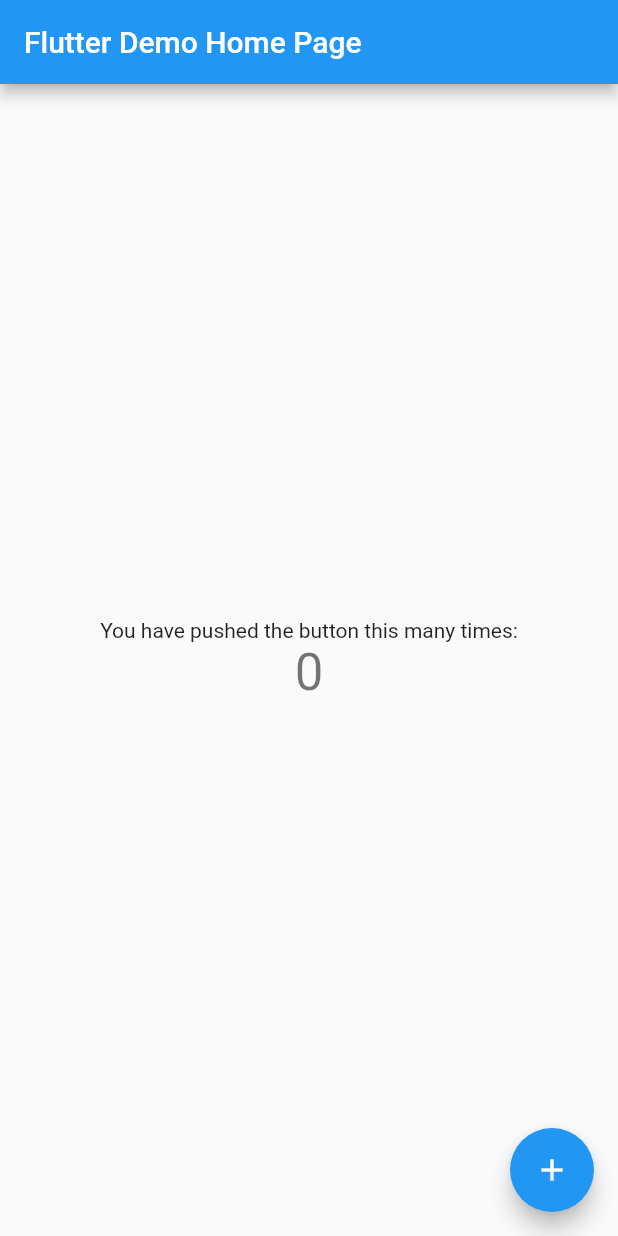
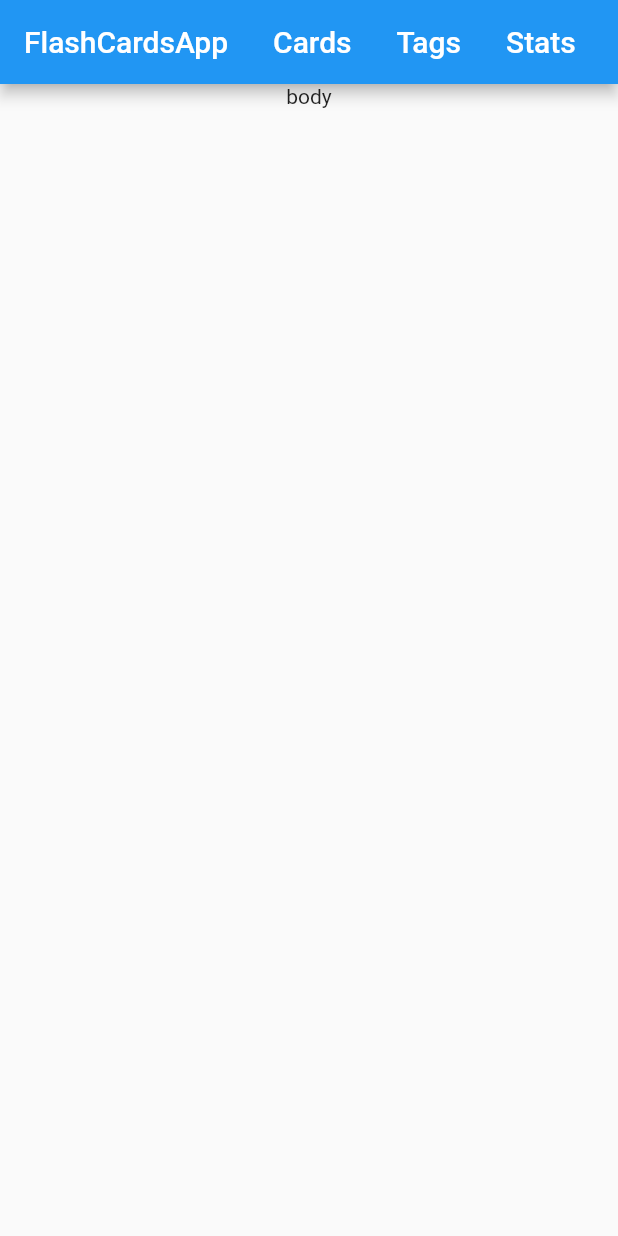
Before and after one commit to yakampe/flashcards, a Flutter app: the screen it shows after launch, on a phone screen of 412 x 824 dp. Run offline on Flutter 3.47's test engine with Material 2 defaults, Android fonts, the phone set to English and light mode, and no system bars.

Commit message:
frontend: appbar actions template

```diff
--- a/frontend/lib/main.dart
+++ b/frontend/lib/main.dart
@@ -1,4 +1,5 @@
 import 'package:flutter/material.dart';
+import 'package:frontend/screens/main_page.dart';
 
 void main() {
   runApp(const MyApp());
@@ -11,105 +12,11 @@
   @override
   Widget build(BuildContext context) {
     return MaterialApp(
-      title: 'Flutter Demos',
+      title: 'Flash Card App',
       theme: ThemeData(
-        // This is the theme of your application.
-        //
-        // Try running your application with "flutter run". You'll see the
-        // application has a blue toolbar. Then, without quitting the app, try
-        // changing the primarySwatch below to Colors.green and then invoke
-        // "hot reload" (press "r" in the console where you ran "flutter run",
-        // or simply save your changes to "hot reload" in a Flutter IDE).
-        // Notice that the counter didn't reset back to zero; the application
-        // is not restarted.
         primarySwatch: Colors.blue,
       ),
-      home: const MyHomePage(title: 'Flutter Demo Home Page'),
+      home: const MainPage()
     );
   }
 }
-
-class MyHomePage extends StatefulWidget {
-  const MyHomePage({Key? key, required this.title}) : super(key: key);
-
-  // This widget is the home page of your application. It is stateful, meaning
-  // that it has a State object (defined below) that contains fields that affect
-  // how it looks.
-
-  // This class is the configuration for the state. It holds the values (in this
-  // case the title) provided by the parent (in this case the App widget) and
-  // used by the build method of the State. Fields in a Widget subclass are
-  // always marked "final".
-
-  final String title;
-
-  @override
-  State<MyHomePage> createState() => _MyHomePageState();
-}
-
-class _MyHomePageState extends State<MyHomePage> {
-  int _counter = 0;
-
-  void _incrementCounter() {
-    setState(() {
-      // This call to setState tells the Flutter framework that something has
-      // changed in this State, which causes it to rerun the build method below
-      // so that the display can reflect the updated values. If we changed
-      // _counter without calling setState(), then the build method would not be
-      // called again, and so nothing would appear to happen.
-      _counter++;
-    });
-  }
-
-  @override
-  Widget build(BuildContext context) {
-    // This method is rerun every time setState is called, for instance as done
-    // by the _incrementCounter method above.
-    //
-    // The Flutter framework has been optimized to make rerunning build methods
-    // fast, so that you can just rebuild anything that needs updating rather
-    // than having to individually change instances of widgets.
-    return Scaffold(
-      appBar: AppBar(
-        // Here we take the value from the MyHomePage object that was created by
-        // the App.build method, and use it to set our appbar title.
-        title: Text(widget.title),
-      ),
-      body: Center(
-        // Center is a layout widget. It takes a single child and positions it
-        // in the middle of the parent.
-        child: Column(
-          // Column is also a layout widget. It takes a list of children and
-          // arranges them vertically. By default, it sizes itself to fit its
-          // children horizontally, and tries to be as tall as its parent.
-          //
-          // Invoke "debug painting" (press "p" in the console, choose the
-          // "Toggle Debug Paint" action from the Flutter Inspector in Android
-          // Studio, or the "Toggle Debug Paint" command in Visual Studio Code)
-          // to see the wireframe for each widget.
-          //
-          // Column has various properties to control how it sizes itself and
-          // how it positions its children. Here we use mainAxisAlignment to
-          // center the children vertically; the main axis here is the vertical
-          // axis because Columns are vertical (the cross axis would be
-          // horizontal).
-          mainAxisAlignment: MainAxisAlignment.center,
-          children: <Widget>[
-            const Text(
-              'You have pushed the button this many times:',
-            ),
-            Text(
-              '$_counter',
-              style: Theme.of(context).textTheme.headline4,
-            ),
-          ],
-        ),
-      ),
-      floatingActionButton: FloatingActionButton(
-        onPressed: _incrementCounter,
-        tooltip: 'Increment',
-        child: const Icon(Icons.add),
-      ), // This trailing comma makes auto-formatting nicer for build methods.
-    );
-  }
-}
--- /dev/null
+++ b/frontend/lib/screens/main_page.dart
@@ -0,0 +1,20 @@
+import 'package:flutter/material.dart';
+
+import '../widgets/app_bar_actions.dart';
+class MainPage extends StatelessWidget {
+  const MainPage({Key? key}) : super(key: key);
+
+  @override
+  Widget build(BuildContext context) {
+    return Scaffold(
+      appBar: AppBar(
+        title: const AppBarActions(),
+      ),
+      body: Center(
+        child: Column(
+          children: const [Text('body')],
+        ),
+      ),
+    );
+  }
+}
--- /dev/null
+++ b/frontend/lib/widgets/app_bar_actions.dart
@@ -0,0 +1,28 @@
+import 'package:flutter/cupertino.dart';
+
+class AppBarActions extends StatelessWidget {
+  const AppBarActions({
+    Key? key,
+  }) : super(key: key);
+
+  @override
+  Widget build(BuildContext context) {
+    return Row(
+      children: const [
+        Text('FlashCardsApp'),
+        SizedBox(
+          width: 30,
+        ),
+        Text('Cards'),
+        SizedBox(
+          width: 30,
+        ),
+        Text('Tags'),
+        SizedBox(
+          width: 30,
+        ),
+        Text('Stats'),
+      ],
+    );
+  }
+}
```
